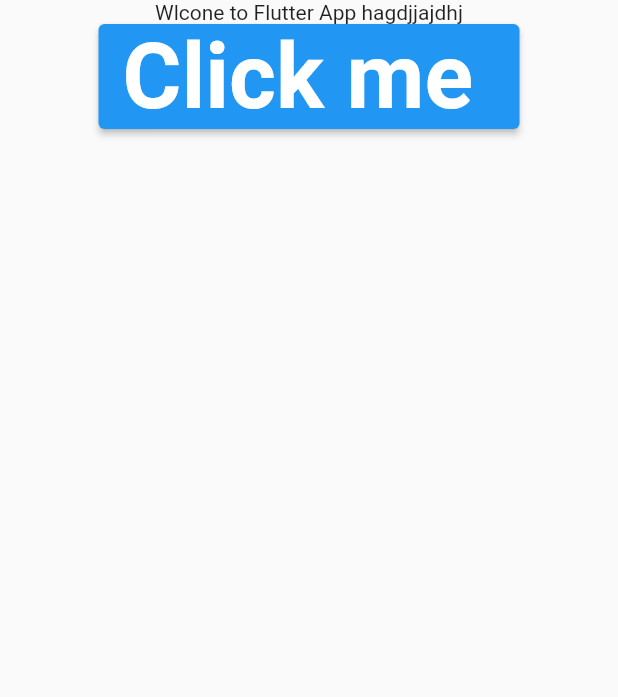
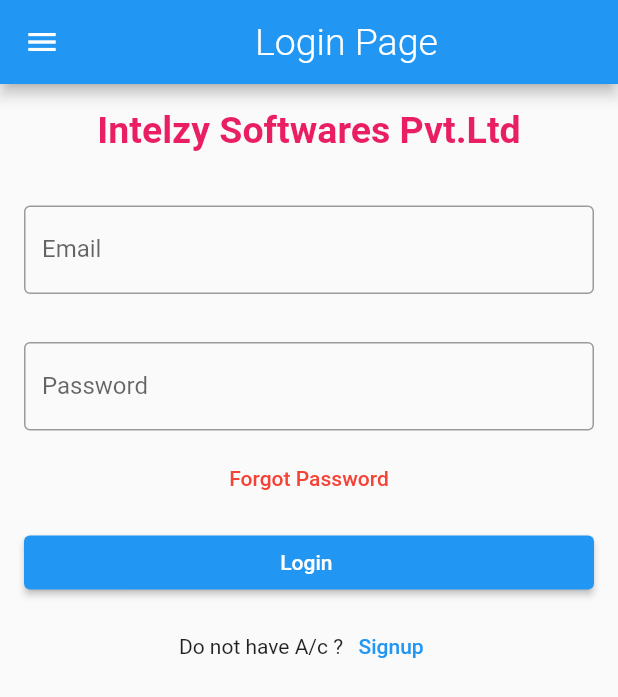
Before and after one commit to rahul-loni/Flutter_with_cct, a Flutter app: the LoginPage screen opened directly, on a phone screen of 412 x 824 dp. Shown: the top 697 px of the screen. Run offline on Flutter 3.47's test engine with Material 2 defaults, Android fonts, the phone set to English and light mode, and no system bars.

Commit message:
Login Page Comp

```diff
--- a/lib/main.dart
+++ b/lib/main.dart
@@ -1,4 +1,5 @@
 import 'package:flutter/material.dart';
+import 'package:my_first_app/page/login.dart';
 
 import 'page/home_page.dart';
 
@@ -11,32 +12,9 @@ class MyApp extends StatelessWidget {
 
   @override
   Widget build(BuildContext context) {
-    // int days = 60;
-    // const days = 60;
-    // String from = "intelzy softwares";
-    // bool ismale = true;
-    // double pi = 3.15;
-    // num rahul = 200;
-    // List cct = ([
-    //   "ravi sir ",
-    //   "Ram sir ",
-    //   "sabin mam ",
-    // ]);
-    // Set a = {
-    //   1,
-    //   2,
-    //   3,
-    //   4,
-    //   5,
-    // };
-    // Map<String, String> myDetails = {
-    //   'name': 'John Doe',
-    //   'address': 'USA',
-    //   'fathername': 'Soe Doe',
-    // };
-    return MaterialApp(
+    return const MaterialApp(
       debugShowCheckedModeBanner: false,
-      home: HomePage(),
+      home: LoginPage(),
     );
   }
 }
--- a/lib/page/button.dart
+++ b/lib/page/button.dart
@@ -12,7 +12,7 @@ class ButtonPage extends StatelessWidget {
           padding: const EdgeInsets.all(8.0),
           child: Column(
             children: [
-              Text("All Flutter Button"),
+              const Text("All Flutter Button"),
               ElevatedButton(
                 onPressed: () {
                   onPressed:
@@ -22,7 +22,7 @@ class ButtonPage extends StatelessWidget {
                         ),
                       );
                 },
-                child: Text(
+                child: const Text(
                   "Elevated Button",
                   style: TextStyle(
                     fontSize: 20.0,
@@ -31,17 +31,19 @@ class ButtonPage extends StatelessWidget {
               ),
               OutlinedButton(
                 onPressed: () {},
-                child: Text("Outline Button"),
+                child: const Text("Outline Button"),
               ),
               TextButton(
                 onPressed: () {},
-                child: Text("Text Button "),
+                child: const Text("Text Button "),
               ),
               IconButton(
                 onPressed: () {},
-                icon: Icon(Icons.notification_add_rounded),
+                icon: const Icon(Icons.notification_add_rounded),
               ),
-              // s
+              // GestureDetector(
+              //   onTap: () {},
+              // ),
             ],
           ),
         ),
@@ -49,7 +51,7 @@ class ButtonPage extends StatelessWidget {
       floatingActionButtonLocation: FloatingActionButtonLocation.centerFloat,
       floatingActionButton: FloatingActionButton(
         onPressed: () {},
-        child: Icon(Icons.add),
+        child: const Icon(Icons.add),
       ),
     );
   }
--- a/lib/page/login.dart
+++ b/lib/page/login.dart
@@ -7,29 +7,111 @@ class LoginPage extends StatelessWidget {
 
   @override
   Widget build(BuildContext context) {
+    TextEditingController emailControler = TextEditingController();
+    TextEditingController passwordControler = TextEditingController();
     return Scaffold(
-      body: Center(
-        child: Column(
+      drawer: Drawer(
+        backgroundColor: Colors.amber,
+      ),
+      appBar: AppBar(
+        title: Center(
+          child: Text(
+            "Login Page ",
+            style: TextStyle(
+              fontSize: 25.0,
+              fontWeight: FontWeight.w300,
+            ),
+          ),
+        ),
+      ),
+      body: Padding(
+        padding: EdgeInsets.all(8.0),
+        child: ListView(
           children: [
-            Text("Wlcone to Flutter App hagdjjajdhj"),
-            // ElevatedButton(
-            //   onPressed: () {},
-            //   child: Text("Click me"),
-            // ),
-            ElevatedButton(
-              onPressed: () => Navigator.of(context).push(
-                MaterialPageRoute(
-                  builder: (context) => const SignupPage(),
-                ),
+            //Hero Text
+            Container(
+              alignment: Alignment.center,
+              padding: EdgeInsets.all(8.0),
+              child: Text(
+                "Intelzy Softwares Pvt.Ltd",
+                style: TextStyle(
+                    fontSize: 25.0,
+                    fontWeight: FontWeight.bold,
+                    color: Colors.pink),
               ),
-              child: new Text(
-                "Click me ",
-                style: TextStyle(
-                  fontSize: 60.0,
-                  fontWeight: FontWeight.bold,
+            ),
+            SizedBox(
+              height: 20.0,
+            ),
+
+            //Email Filed
+            Container(
+              alignment: Alignment.center,
+              padding: EdgeInsets.all(8.0),
+              child: TextField(
+                controller: emailControler,
+                decoration: InputDecoration(
+                    border: OutlineInputBorder(),
+                    // borderRadius: BorderRadius.all(
+                    //   Radius.circular(20.0),
+                    // ),
+                    labelText: "Email"),
+              ),
+            ),
+            SizedBox(
+              height: 16.0,
+            ),
+            //Password Filed
+            Container(
+              alignment: Alignment.center,
+              padding: EdgeInsets.all(8.0),
+              child: TextField(
+                controller: passwordControler,
+                decoration: InputDecoration(
+                    border: OutlineInputBorder(),
+                    // borderRadius: BorderRadius.all(
+                    //   Radius.circular(20.0),
+                    // ),
+                    labelText: "Password"),
+              ),
+            ),
+            //forgot Password
+            Container(
+              child: TextButton(
+                onPressed: () {
+                  //path
+                },
+                child: Text(
+                  "Forgot Password",
+                  style: TextStyle(
+                    color: Colors.red,
+                  ),
                 ),
               ),
             ),
+            //Login Button
+            Container(
+              padding: EdgeInsets.all(8.0),
+              child: ElevatedButton(
+                onPressed: () {
+                  //Path
+                },
+                child: Text("Login "),
+              ),
+            ),
+            // Signup Button
+            Container(
+                child: Row(
+              mainAxisAlignment: MainAxisAlignment.center,
+              children: [
+                Text("Do not have A/c ?"),
+                TextButton(
+                    onPressed: () {},
+                    child: Text(
+                      "Signup",
+                    )),
+              ],
+            ))
           ],
         ),
       ),
--- a/lib/page/signup_page.dart
+++ b/lib/page/signup_page.dart
@@ -5,7 +5,7 @@ class SignupPage extends StatelessWidget {
 
   @override
   Widget build(BuildContext context) {
-    return Scaffold(
+    return const Scaffold(
       body: Text("Signup Page "),
     );
   }
```
